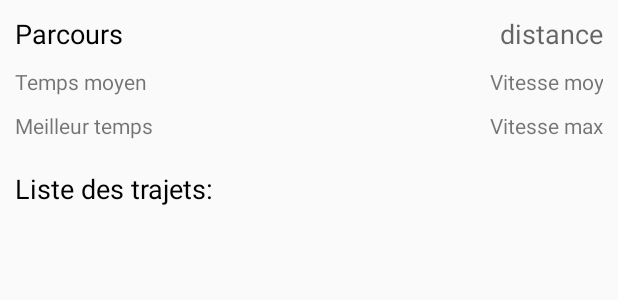
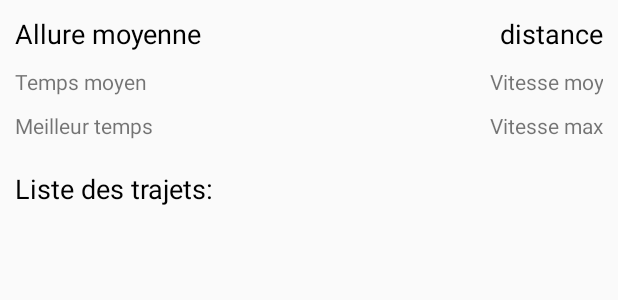
Before and after one commit to Tenacy/AndroidProject, an Android app: the layout activity_trajet_list.xml on its own in the app's theme, with its tools: preview values and no code run, on a phone screen of 412 x 824 dp. Shown: the top 300 px of the screen. Run offline under Robolectric (Android 15) with nearby library versions, the phone set to English and light mode, and no system bars.

Commit message:
ajout pace + plusieurs titres + bouton retour

```diff
--- a/app/src/main/java/fr/unicaen/thiblef/gpsproject/activity/TrajetActivity.java
+++ b/app/src/main/java/fr/unicaen/thiblef/gpsproject/activity/TrajetActivity.java
@@ -56,6 +56,7 @@ public class TrajetActivity extends ActionBarActivity implements LocationListene
         locationManager.requestLocationUpdates(LocationManager.GPS_PROVIDER, minTime, minDistance, this);
 
         chronometer = (Chronometer) findViewById(R.id.chrono);
+        setTitle(getResources().getString(R.string.title_activity_trajet)+" "+parcours.getName() );
     }
 
 
--- a/app/src/main/java/fr/unicaen/thiblef/gpsproject/activity/TrajetsListActivity.java
+++ b/app/src/main/java/fr/unicaen/thiblef/gpsproject/activity/TrajetsListActivity.java
@@ -43,8 +43,10 @@ public class TrajetsListActivity extends ActionBarActivity implements TrajetsLis
     private void loadUi() {
         Resources r = getApplicationContext().getResources();
 
+        setTitle(r.getString(R.string.parcours) + " " + parcours.getName());
+
         TextView parcours_name = (TextView) findViewById(R.id.parcours_name);
-        parcours_name.setText(r.getString(R.string.parcours) + " " + parcours.getName());
+        parcours_name.setText(r.getString(R.string.allure_moyenne) + ": " + Format.convertToMinKm(parcours.getAveragePace()));
 
         TextView parcours_distance = (TextView) findViewById(R.id.parcours_distance);
         parcours_distance.setText(Format.convertToKm(parcours.getDistance()));
@@ -93,6 +95,7 @@ public class TrajetsListActivity extends ActionBarActivity implements TrajetsLis
                 startActivity(trajet_intent);
                 return true;
             case android.R.id.home:
+
                 navigateUpTo(new Intent(this, ParcoursListActivity.class));
                 return true;
             default:
--- a/app/src/main/java/fr/unicaen/thiblef/gpsproject/fragment/NewParcoursFragment.java
+++ b/app/src/main/java/fr/unicaen/thiblef/gpsproject/fragment/NewParcoursFragment.java
@@ -42,7 +42,7 @@ public class NewParcoursFragment extends DialogFragment {
         text.setTextColor(getResources().getColor(R.color.black));
         builder.setTitle(getResources().getString(R.string.nouveauParcours))
                 .setView(text)
-                .setPositiveButton(getResources().getString(R.string.renommer), new DialogInterface.OnClickListener() {
+                .setPositiveButton(getResources().getString(R.string.valider), new DialogInterface.OnClickListener() {
                     public void onClick(DialogInterface dialog, int id) {
                         mListener.onNewParcours(NewParcoursFragment.this, text.getText().toString().trim());
                     }
--- a/app/src/main/java/fr/unicaen/thiblef/gpsproject/fragment/UpdateParcoursFragment.java
+++ b/app/src/main/java/fr/unicaen/thiblef/gpsproject/fragment/UpdateParcoursFragment.java
@@ -45,7 +45,7 @@ public class UpdateParcoursFragment extends DialogFragment {
         text.setTextColor(getResources().getColor(R.color.black));
         builder.setTitle(getResources().getString(R.string.modification_nom_parcours))
                 .setView(text)
-                .setPositiveButton(getResources().getString(R.string.modif_nom_parcours), new DialogInterface.OnClickListener() {
+                .setPositiveButton(getResources().getString(R.string.renommer), new DialogInterface.OnClickListener() {
                     public void onClick(DialogInterface dialog, int id) {
                         mListener.onUpdateParcours(UpdateParcoursFragment.this, parcours_id, text.getText().toString().trim());
                     }
--- a/app/src/main/java/fr/unicaen/thiblef/gpsproject/model/Parcours.java
+++ b/app/src/main/java/fr/unicaen/thiblef/gpsproject/model/Parcours.java
@@ -155,6 +155,10 @@ public class Parcours implements Comparable {
         }
     }
 
+    public double getAveragePace(){
+        return averageSpeed * 16.666666666667;
+    }
+
     private void calcMaxSpeed() {
         double maxSpeed = 0;
         if (!trajets.isEmpty()) {
--- a/app/src/main/java/fr/unicaen/thiblef/gpsproject/util/Format.java
+++ b/app/src/main/java/fr/unicaen/thiblef/gpsproject/util/Format.java
@@ -36,8 +36,8 @@ public class Format {
 
     public static String convertToMinKm(double allure) {
         String tab[] = Double.toString(allure).split(".");
-        String min = tab[0];
-        String sec = Double.toString(Double.parseDouble("0." + tab[1]) * 100 / 60).substring(0, 2);
-        return min + ":" + sec + "km/h";
+        String min = tab.length >= 1 ? tab[0] : "0";
+        String sec = tab.length >= 2 ? Double.toString(Double.parseDouble("0." + tab[1]) * 100 / 60).substring(0, 2) : "0";
+        return min + ":" + sec + "min/km";
     }
 }
--- a/app/src/main/res/layout/activity_trajet_list.xml
+++ b/app/src/main/res/layout/activity_trajet_list.xml
@@ -19,7 +19,7 @@
             android:layout_width="wrap_content"
             android:layout_height="fill_parent"
             android:textAppearance="?android:attr/textAppearanceMedium"
-            android:text="@string/parcours"
+            android:text="@string/allure_moyenne"
             android:id="@+id/parcours_name"
             android:layout_gravity="center"
             android:textColor="#ff000000" />
@@ -31,7 +31,8 @@
             android:gravity="right"
             android:id="@+id/parcours_distance"
             android:layout_gravity="right"
-            android:text="distance" />
+            android:text="distance"
+            android:textColor="#ff000000" />
     </LinearLayout>
 
     <LinearLayout
--- a/app/src/main/res/layout/parcours_list_layout.xml
+++ b/app/src/main/res/layout/parcours_list_layout.xml
@@ -43,7 +43,7 @@
             android:gravity="right"
             android:id="@+id/nb_trajets"
             android:layout_gravity="right"
-            android:textColor="#fff30034" />
+            android:textColor="@color/accent_material_light" />
     </LinearLayout>
 
     <LinearLayout
--- a/app/src/main/res/layout/trajet_list_layout.xml
+++ b/app/src/main/res/layout/trajet_list_layout.xml
@@ -4,7 +4,7 @@
     android:layout_width="match_parent"
     android:layout_height="match_parent"
     android:weightSum="1"
-    android:background="#ffe9e9e9">
+    android:backgroundTint="#ffe9e9e9">
 
     <LinearLayout
         android:orientation="horizontal"
--- a/app/src/main/res/values/strings.xml
+++ b/app/src/main/res/values/strings.xml
@@ -14,6 +14,7 @@
     <string name="average_time">Temps moyen</string>
     <string name="max_speed">Meilleure vitesse</string>
     <string name="average_speed">Vitesse moyenne</string>
+    <string name="allure_moyenne">Allure moyenne</string>
     <string name="distance">Distance</string>
     <string name="list_label">Liste des trajets:</string>
     <string name="list_label_vide">Aucun trajet enregistré pour ce parcours</string>
@@ -23,6 +24,7 @@
     <string name="renommer">Renommer</string>
     <string name="annuler">Annuler</string>
     <string name="supprimer">Supprimer</string>
+    <string name="valider">Valider</string>
     <string name="supprime">supprimé</string>
     <string name="modif_nom_parcours">Modifier le nom du parcours</string>
     <string name="modification_nom_parcours">Modification du parcours</string>
```
Also changed, not shown: app/src/main/java/fr/unicaen/thiblef/gpsproject/activity/TrajetDetailActivity.java (+13 -10 lines), app/src/main/java/fr/unicaen/thiblef/gpsproject/dbmanager/TrajetDbHandler.java (+11 -0 lines).
